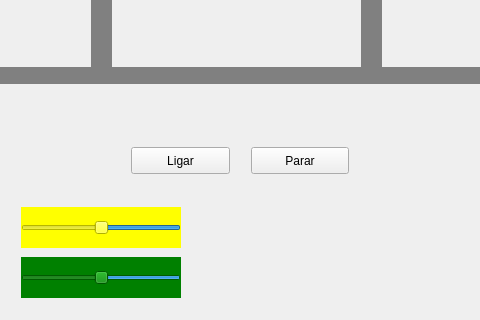
Before: the Qt Designer form Codigo-QT5-Ubuntu-Trem/mainwindow.ui in julianapequeno/rail-network, drawn with Qt 5; both pictures show x 299 to 779 and y 309 to 629 of the 1097 by 742 pixel window.
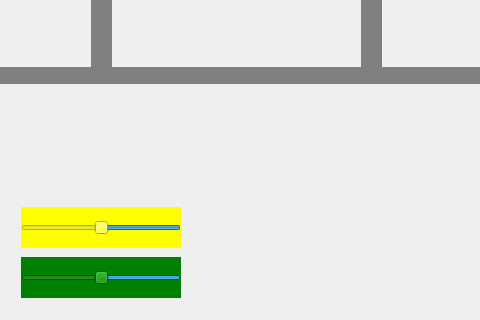
After: the same form once the commit is applied.

```diff
--- a/Codigo-QT5-Ubuntu-Trem/mainwindow.ui
+++ b/Codigo-QT5-Ubuntu-Trem/mainwindow.ui
@@ -97,32 +97,6 @@
      <string/>
     </property>
    </widget>
-   <widget class="QPushButton" name="pushButton">
-    <property name="geometry">
-     <rect>
-      <x>430</x>
-      <y>420</y>
-      <width>99</width>
-      <height>27</height>
-     </rect>
-    </property>
-    <property name="text">
-     <string>Ligar</string>
-    </property>
-   </widget>
-   <widget class="QPushButton" name="pushButton_2">
-    <property name="geometry">
-     <rect>
-      <x>550</x>
-      <y>420</y>
-      <width>98</width>
-      <height>27</height>
-     </rect>
-    </property>
-    <property name="text">
-     <string>Parar</string>
-    </property>
-   </widget>
    <widget class="QLabel" name="trilho5">
     <property name="geometry">
      <rect>
```
Left out of the diff: 2 changed lines with no effect on the pictures.
